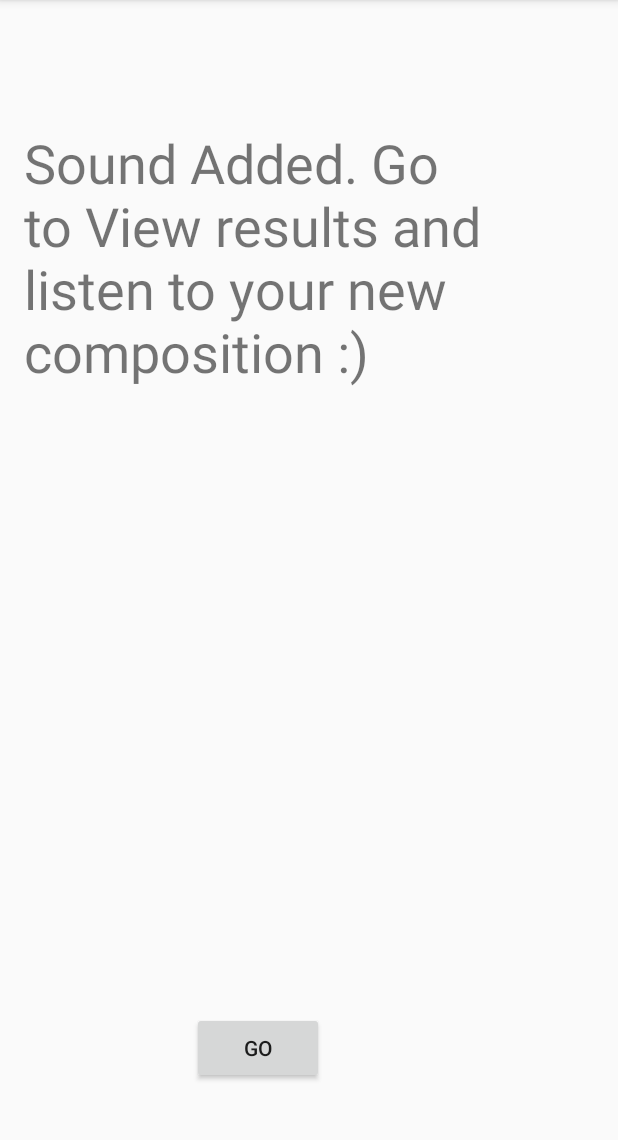
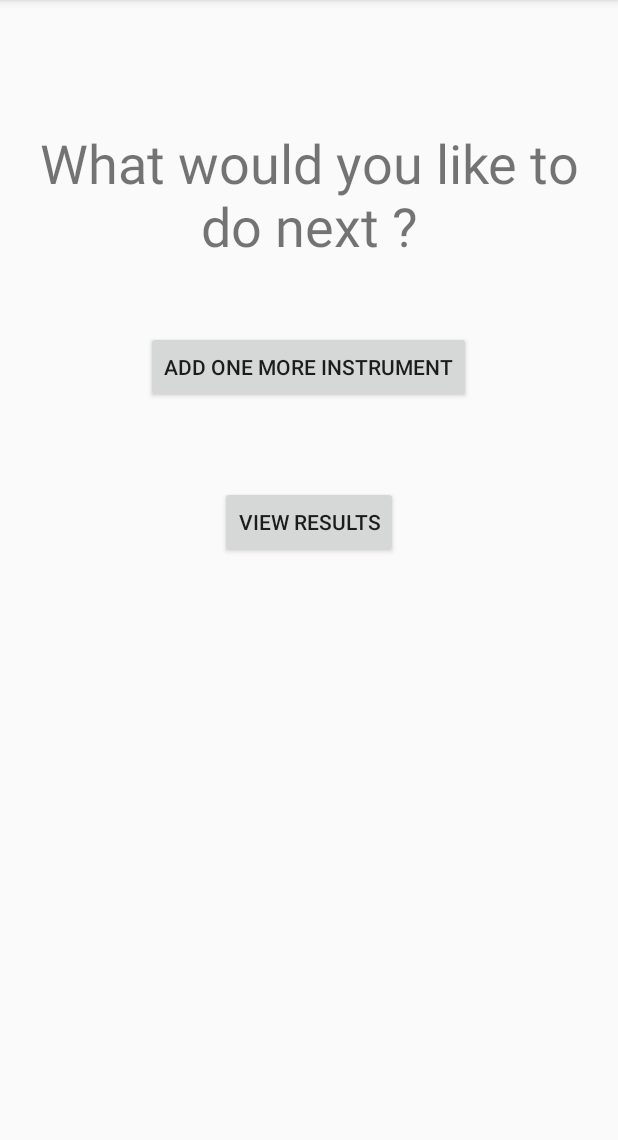
Before and after one commit to ahmed-bensaad/FMTM, an Android app: the SavedActivity screen opened directly, with no data from a screen before it, on a phone screen of 412 x 824 dp, the part 84-1224 px from its top. Run offline under Robolectric (Android 15) with nearby library versions, the phone set to English and light mode, and no system bars.

Commit message:
Changement de SavedActivity en une activité permettant le choix entre ajouter un instrument et view results

```diff
--- a/FromMindToMusic/app/src/main/java/com/oc/rss/frommindtomusic/SavedActivity.java
+++ b/FromMindToMusic/app/src/main/java/com/oc/rss/frommindtomusic/SavedActivity.java
@@ -12,11 +12,21 @@ public class SavedActivity extends AppCompatActivity {
     protected void onCreate(Bundle savedInstanceState) {
         super.onCreate(savedInstanceState);
         setContentView(R.layout.activity_saved);
-        Button GO = (Button)findViewById(R.id.GO);
-        GO.setOnClickListener(new View.OnClickListener() {
+
+        Button end = (Button)findViewById(R.id.end);
+        end.setOnClickListener(new View.OnClickListener() {
             @Override
             public void onClick(View v) {
-                Intent i = new Intent (SavedActivity.this,ChoiceActivity.class);
+                Intent i = new Intent (SavedActivity.this,ResultActivity.class);
+                startActivity(i);
+            }
+        });
+
+        Button more = (Button)findViewById(R.id.more);
+        more.setOnClickListener(new View.OnClickListener() {
+            @Override
+            public void onClick(View v) {
+                Intent i = new Intent (SavedActivity.this,DoItYourselfActivity.class);
                 startActivity(i);
             }
         });
--- a/FromMindToMusic/app/src/main/res/layout/activity_saved.xml
+++ b/FromMindToMusic/app/src/main/res/layout/activity_saved.xml
@@ -10,22 +10,31 @@
     android:paddingTop="@dimen/activity_vertical_margin"
     tools:context="com.oc.rss.frommindtomusic.SavedActivity">
 
-    <Button
-        android:text="GO"
-        android:layout_width="wrap_content"
-        android:layout_height="wrap_content"
-        android:layout_alignParentBottom="true"
-        android:layout_alignParentStart="true"
-        android:layout_marginStart="112dp"
-        android:layout_marginBottom="29dp"
-        android:id="@+id/GO" />
-
     <TextView
-        android:text="Sound Added. Go to View results and listen to your new composition :)"
+        android:text="What would you like to do next ?"
         android:layout_width="wrap_content"
         android:layout_height="wrap_content"
         android:layout_alignParentTop="true"
         android:layout_marginTop="68dp"
         android:id="@+id/textView4"
-        android:textSize="36sp" />
+        android:textSize="36sp"
+        android:textAlignment="center" />
+
+    <Button
+        android:text="Add one more instrument"
+        android:layout_width="wrap_content"
+        android:layout_height="wrap_content"
+        android:id="@+id/more"
+        android:layout_below="@+id/textView4"
+        android:layout_centerHorizontal="true"
+        android:layout_marginTop="46dp" />
+
+    <Button
+        android:text="View results"
+        android:layout_width="wrap_content"
+        android:layout_height="wrap_content"
+        android:id="@+id/end"
+        android:layout_below="@+id/more"
+        android:layout_centerHorizontal="true"
+        android:layout_marginTop="55dp" />
 </RelativeLayout>
```
